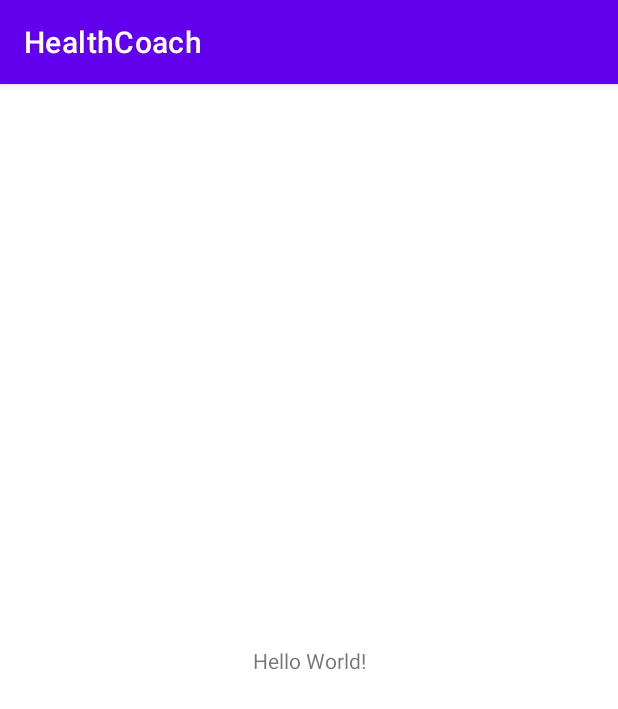
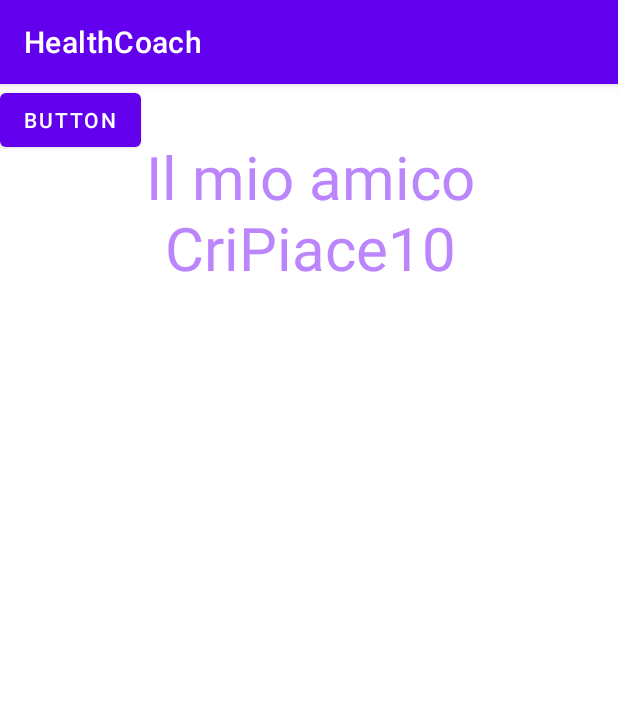
Before and after one commit to LuigiIorio/HealthCoach, an Android app: the screen it shows after launch (MainActivity), on a phone screen of 412 x 824 dp. Shown: the top 709 px of the screen. Run offline under Robolectric (Android 15) with nearby library versions, the phone set to English and light mode, and no system bars.

Commit message:
Started a new project

```diff
--- a/app/build.gradle
+++ b/app/build.gradle
@@ -36,4 +36,5 @@ dependencies {
     testImplementation 'junit:junit:4.13.2'
     androidTestImplementation 'androidx.test.ext:junit:1.1.5'
     androidTestImplementation 'androidx.test.espresso:espresso-core:3.5.1'
+
 }
--- a/app/src/main/java/com/example/healthcoach/Date.java
+++ b/app/src/main/java/com/example/healthcoach/Date.java
@@ -23,7 +23,6 @@ public class Date {
 
         if (year % 4 == 0 && year % 400 != 0)
             return true;
-
         return false;
     }
 
--- a/app/src/main/java/com/example/healthcoach/MainActivity.java
+++ b/app/src/main/java/com/example/healthcoach/MainActivity.java
@@ -13,5 +13,4 @@ public class MainActivity extends AppCompatActivity {
 
     }
 
-
 }
--- a/app/src/main/res/layout/activity_main.xml
+++ b/app/src/main/res/layout/activity_main.xml
@@ -4,15 +4,27 @@
     xmlns:tools="http://schemas.android.com/tools"
     android:layout_width="match_parent"
     android:layout_height="match_parent"
-    tools:context=".MainActivity">
+    tools:context=".MainActivity"
+    tools:ignore="ExtraText">
 
     <TextView
+        android:id="@+id/textView"
+        android:layout_width="413dp"
+        android:layout_height="171dp"
+        android:gravity="center"
+        android:text="@string/Cri"
+        android:textSize="40sp"
+        android:textColor="@color/purple_200"
+        tools:layout_editor_absoluteX="-2dp"
+        tools:layout_editor_absoluteY="560dp"/>
+
+    <Button
+        android:id="@+id/button"
         android:layout_width="wrap_content"
         android:layout_height="wrap_content"
-        android:text="Hello World!"
-        app:layout_constraintBottom_toBottomOf="parent"
-        app:layout_constraintEnd_toEndOf="parent"
-        app:layout_constraintStart_toStartOf="parent"
-        app:layout_constraintTop_toTopOf="parent" />
+        android:text="Button"
+        tools:layout_editor_absoluteX="158dp"
+        tools:layout_editor_absoluteY="47dp" />
+
 
 </androidx.constraintlayout.widget.ConstraintLayout>
--- a/app/src/main/res/values/strings.xml
+++ b/app/src/main/res/values/strings.xml
@@ -1,3 +1,7 @@
 <resources>
     <string name="app_name">HealthCoach</string>
+    <string name="asalamu_aleikum">Asalamu Aleikum</string>
+    <string name="Cri">Il mio amico CriPiace10</string>
+
+
 </resources>
```
Also changed, not shown: app/src/main/res/drawable-hdpi/web_1920__1.png (deleted), app/src/main/res/drawable-ldpi/web_1920__1.png (deleted), app/src/main/res/drawable-mdpi/web_1920__1.png (deleted), app/src/main/res/drawable-xhdpi/web_1920__1.png (deleted), app/src/main/res/drawable-xxhdpi/web_1920__1.png (deleted), app/src/main/res/drawable-xxxhdpi/web_1920__1.png (deleted), build.gradle (line endings or trailing spaces).
